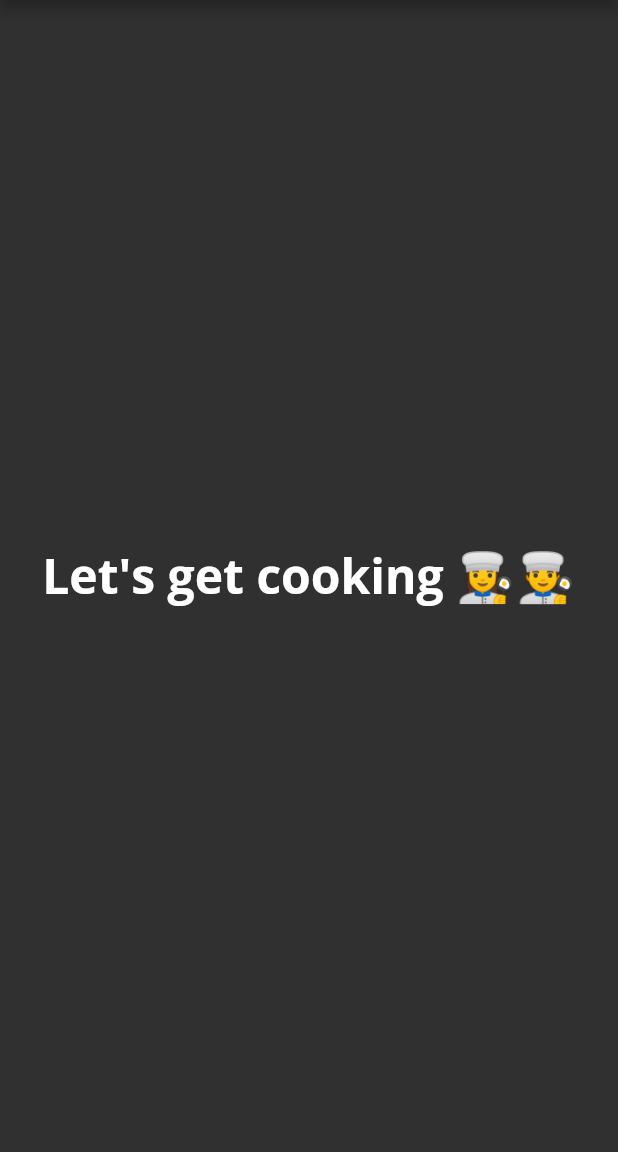
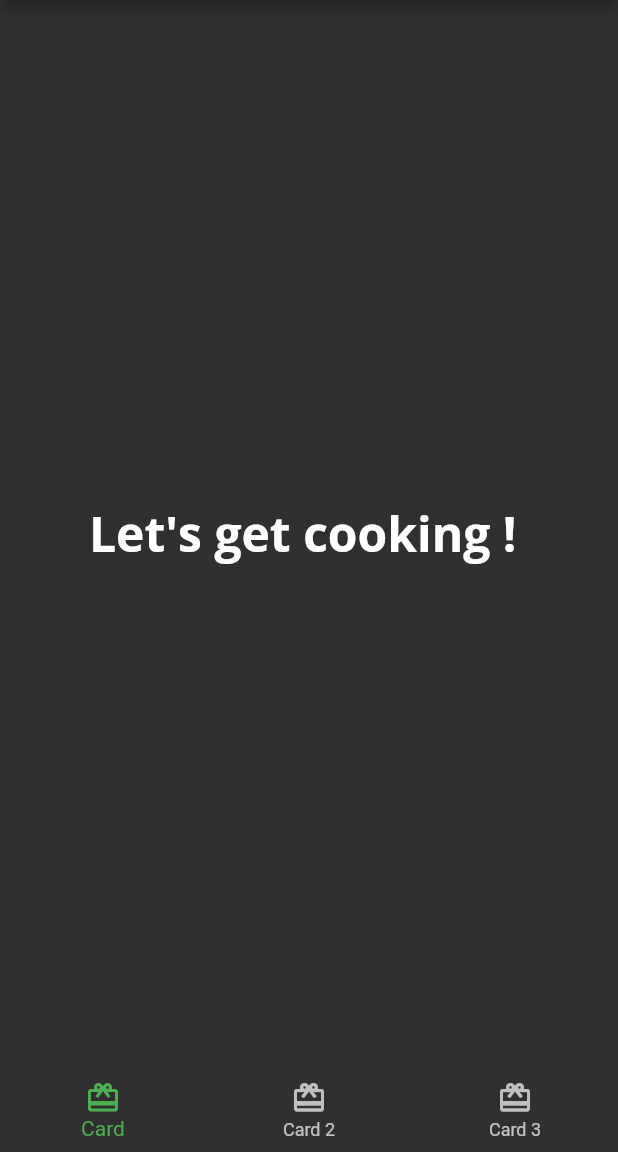
Before and after one commit to YousefZinsazK78/flutter_apprentice_project_test, a Flutter app: the screen it shows after launch, on a phone screen of 412 x 824 dp, the part 84-1236 px from its top. Run offline on Flutter 3.47's test engine with Material 2 defaults, Android fonts, the phone set to English and light mode, and no system bars; our stand-ins replace google_fonts.

Commit message:
(modified)->home.dart;added bottom navigation bar to home.dart

```diff
--- a/lib/home.dart
+++ b/lib/home.dart
@@ -20,10 +20,27 @@ class _HomeState extends State<Home> {
       ),
       // TODO: Show selected tab
       body: Center(
-          child: Text('Let\'s get cooking ! ',
-              // 3
-              style: Theme.of(context).textTheme.headline1)),
-      // TODO: Add bottom navigation bar
+        child: Text('Let\'s get cooking ! ',
+            // 3
+            style: Theme.of(context).textTheme.headline1),
+      ),
+      bottomNavigationBar: BottomNavigationBar(
+        selectedItemColor: Theme.of(context).textSelectionTheme.selectionColor,
+        items: const [
+          BottomNavigationBarItem(
+            icon: Icon(Icons.card_giftcard),
+            label: 'Card',
+          ),
+          BottomNavigationBarItem(
+            icon: Icon(Icons.card_giftcard),
+            label: 'Card 2',
+          ),
+          BottomNavigationBarItem(
+            icon: Icon(Icons.card_giftcard),
+            label: 'Card 3',
+          ),
+        ],
+      ),
     );
   }
 }
--- a/lib/main.dart
+++ b/lib/main.dart
@@ -1,5 +1,5 @@
 import 'package:flutter/material.dart';
-import './fooderlich.dart';
+import './home.dart';
 import './fooderlich_theme.dart';
 
 void main() {
@@ -15,20 +15,7 @@ class MyApp extends StatelessWidget {
     return MaterialApp(
       title: 'Flutter Demo',
       theme: themeData,
-      home: Scaffold(
-        appBar: AppBar(
-          title: Text(
-            'Fooderlich',
-            style: themeData.textTheme.headline6,
-          ),
-        ),
-        body: Center(
-          child: Text(
-            "Let's get cooking 👩‍🍳👨‍🍳",
-            style: themeData.textTheme.headline1,
-          ),
-        ),
-      ),
+      home: const Home(),
     );
   }
 }
```
